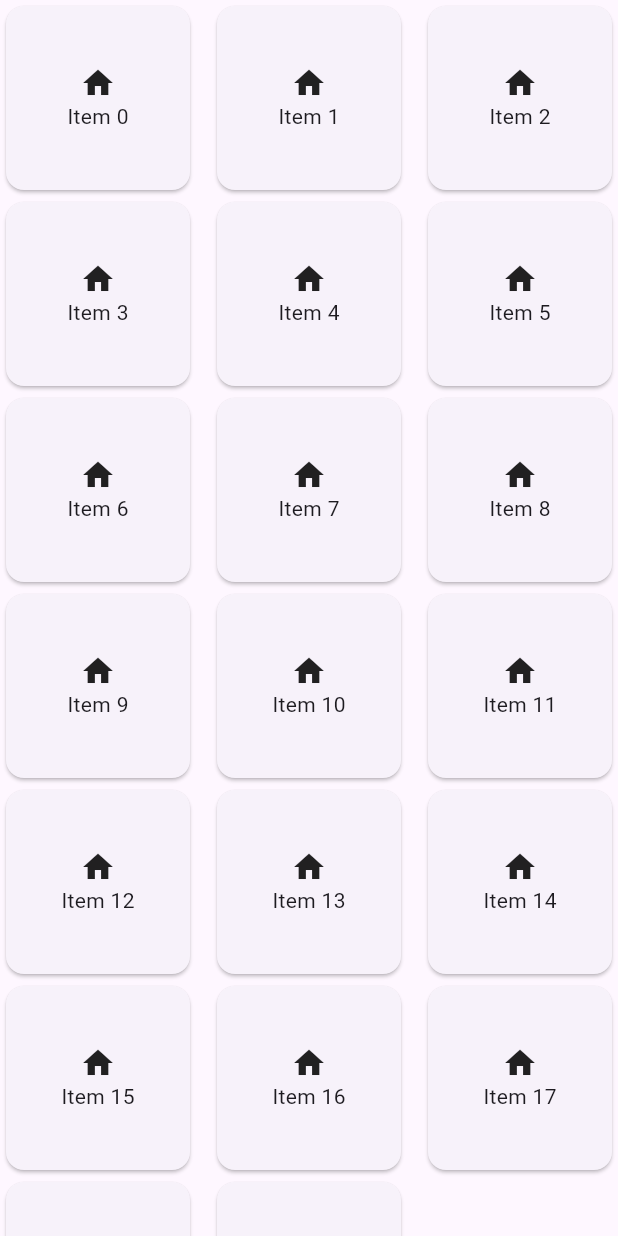
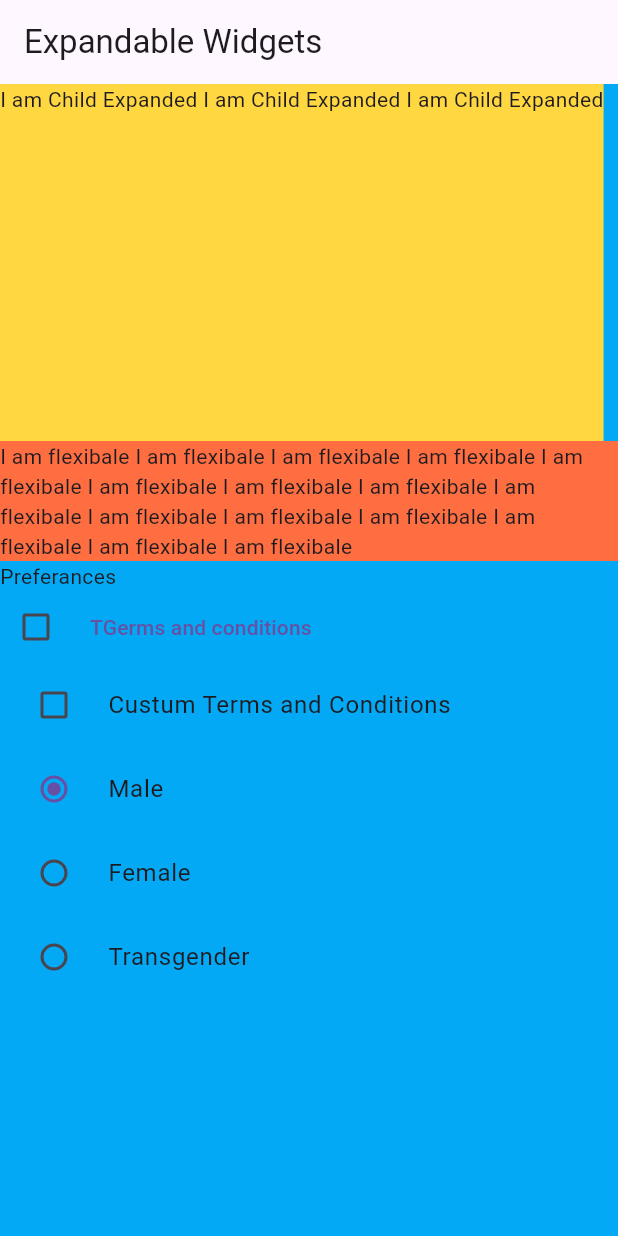
Before and after one commit to raja226-kanini/PracticeFluttet, a Flutter app: the screen it shows after launch, on a phone screen of 412 x 824 dp. Run offline on Flutter 3.47's test engine with Material 3 defaults, Android fonts, the phone set to English and light mode, and no system bars; our stand-ins replace cached_network_image, get, google_fonts, mvc_pattern, video_player; missing offline and left inert: appdynamics_agent, dart:ffi, imageview360.

Commit message:
checkbox and radio button

```diff
--- a/lib/main.dart
+++ b/lib/main.dart
@@ -4,6 +4,7 @@ import 'package:paractice_flutter/views/animationImage_screen.dart';
 import 'package:paractice_flutter/views/api_implement_screen.dart';
 import 'package:paractice_flutter/views/app_life_cycle.dart';
 import 'package:paractice_flutter/views/dashboard_screen.dart';
+import 'package:paractice_flutter/views/expandWidget_screen.dart';
 import 'package:paractice_flutter/views/getstart_screen.dart';
 import 'package:paractice_flutter/views/gridview_builder.dart';
 import 'package:paractice_flutter/views/intrestcaluculator_screen.dart';
@@ -41,7 +42,7 @@ class MainApp extends StatelessWidget {
       theme: ThemeData(
       primaryColor: Colors.indigo,
      ),
-     home: GridViewBuilderScreen(),
+     home: ExpandedWidgetScreen(),
      debugShowCheckedModeBanner: false,
 
     );
--- /dev/null
+++ b/lib/views/expandWidget_screen.dart
@@ -0,0 +1,86 @@
+import 'package:flutter/material.dart';
+
+class ExpandedWidgetScreen extends StatefulWidget {
+  const ExpandedWidgetScreen({super.key});
+
+  @override
+  State<ExpandedWidgetScreen> createState() => _MyWidgetState();
+}
+
+class _MyWidgetState extends State<ExpandedWidgetScreen> {
+  bool ischeckBoxselected = false;
+  int isRadioselected = 0;
+
+  @override
+  Widget build(BuildContext context) {
+    return Scaffold(
+      appBar: AppBar(
+        title: Text("Expandable Widgets"),
+      ),
+      body: Container(
+        color: Colors.lightBlue,
+        child: Column(
+          crossAxisAlignment: CrossAxisAlignment.start,
+          children: [
+            Expanded(
+                child: Container(
+                    color: Colors.amberAccent,
+                    child: Text(
+                        "I am Child Expanded I am Child Expanded I am Child Expanded"))),
+            Flexible(
+                child: Container(
+              color: Colors.deepOrangeAccent,
+              child: Text(
+                  'I am flexibale I am flexibale I am flexibale I am flexibale I am flexibale I am flexibale I am flexibale I am flexibale I am flexibale I am flexibale I am flexibale I am flexibale I am flexibale I am flexibale I am flexibale  '),
+            )),
+            Text("Preferances "),
+            Row(
+              children: [
+                Checkbox(
+                    value: ischeckBoxselected,
+                    onChanged: (status) {
+                      setState(() {
+                        ischeckBoxselected = status ?? false;
+                      });
+                    }),
+                TextButton(
+                    onPressed: () {},
+                    child: const Text("TGerms and conditions")),
+              ],
+            ),
+            CheckboxListTile(
+              controlAffinity: ListTileControlAffinity.leading,
+              title: Text("Custum Terms and Conditions"),
+                value: ischeckBoxselected,
+                onChanged: (isselected) {
+                  setState(() {
+                    ischeckBoxselected = isselected ?? false;
+                  });
+                })
+
+          ,
+          RadioListTile(title: Text("Male"), value: 0, groupValue: isRadioselected, onChanged: (value){
+            isRadioselected = value ?? 0;
+            setState(() {
+
+            });
+          }),
+                    RadioListTile(title: Text("Female"),value: 1, groupValue: isRadioselected, onChanged: (value){
+            isRadioselected = value ?? 1;
+                        setState(() {
+
+            });
+          }),
+                    RadioListTile(title: Text("Transgender"),value: 2, groupValue: isRadioselected, onChanged: (value){
+            isRadioselected = value ?? 2;
+                        setState(() {
+
+            });
+          }),
+
+          ],
+        ),
+      ),
+    );
+  }
+}
```
Also changed, not shown: lib/views/bottomsheet_screen.dart (added, +17 -0 lines), lib/views/dashboard_screen.dart (+11 -1 lines).
